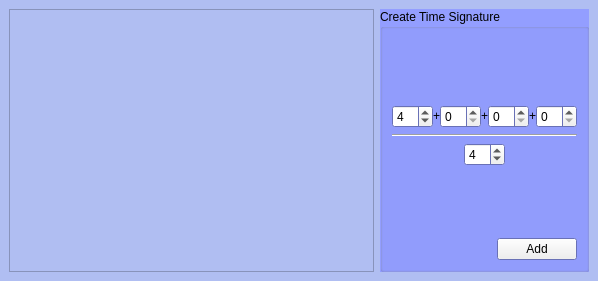
Qt form mscore/mscore/timedialog.ui (musescore/musescore-old) before a commit.
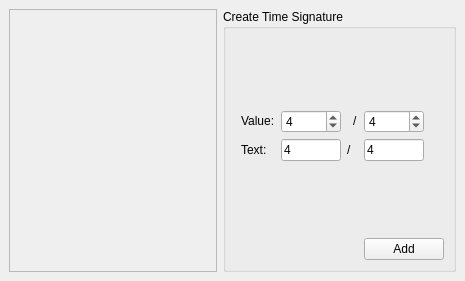
The same form after that commit.

Commit message: time dialog update

The edit to the form file:
```diff
--- a/mscore/mscore/timedialog.ui
+++ b/mscore/mscore/timedialog.ui
@@ -6,74 +6,10 @@
    <rect>
     <x>0</x>
     <y>0</y>
-    <width>598</width>
+    <width>465</width>
     <height>281</height>
    </rect>
   </property>
-  <property name="palette">
-   <palette>
-    <active>
-     <colorrole role="Base">
-      <brush brushstyle="SolidPattern">
-       <color alpha="255">
-        <red>255</red>
-        <green>255</green>
-        <blue>255</blue>
-       </color>
-      </brush>
-     </colorrole>
-     <colorrole role="Window">
-      <brush brushstyle="SolidPattern">
-       <color alpha="255">
-        <red>176</red>
-        <green>190</green>
-        <blue>242</blue>
-       </color>
-      </brush>
-     </colorrole>
-    </active>
-    <inactive>
-     <colorrole role="Base">
-      <brush brushstyle="SolidPattern">
-       <color alpha="255">
-        <red>255</red>
-        <green>255</green>
-        <blue>255</blue>
-       </color>
-      </brush>
-     </colorrole>
-     <colorrole role="Window">
-      <brush brushstyle="SolidPattern">
-       <color alpha="255">
-        <red>176</red>
-        <green>190</green>
-        <blue>242</blue>
-       </color>
-      </brush>
-     </colorrole>
-    </inactive>
-    <disabled>
-     <colorrole role="Base">
-      <brush brushstyle="SolidPattern">
-       <color alpha="255">
-        <red>176</red>
-        <green>190</green>
-        <blue>242</blue>
-       </color>
-      </brush>
-     </colorrole>
-     <colorrole role="Window">
-      <brush brushstyle="SolidPattern">
-       <color alpha="255">
-        <red>176</red>
-        <green>190</green>
-        <blue>242</blue>
-       </color>
-      </brush>
-     </colorrole>
-    </disabled>
-   </palette>
-  </property>
   <property name="windowTitle">
    <string>Form</string>
   </property>
@@ -103,284 +39,19 @@
    <item>
     <widget class="QGroupBox" name="groupBox">
      <property name="sizePolicy">
-      <sizepolicy hsizetype="Maximum" vsizetype="Preferred">
+      <sizepolicy hsizetype="Maximum" vsizetype="Expanding">
        <horstretch>0</horstretch>
        <verstretch>0</verstretch>
       </sizepolicy>
      </property>
-     <property name="palette">
-      <palette>
-       <active>
-        <colorrole role="Base">
-         <brush brushstyle="SolidPattern">
-          <color alpha="255">
-           <red>255</red>
-           <green>255</green>
-           <blue>255</blue>
-          </color>
-         </brush>
-        </colorrole>
-        <colorrole role="Window">
-         <brush brushstyle="SolidPattern">
-          <color alpha="255">
-           <red>147</red>
-           <green>158</green>
-           <blue>255</blue>
-          </color>
-         </brush>
-        </colorrole>
-       </active>
-       <inactive>
-        <colorrole role="Base">
-         <brush brushstyle="SolidPattern">
-          <color alpha="255">
-           <red>255</red>
-           <green>255</green>
-           <blue>255</blue>
-          </color>
-         </brush>
-        </colorrole>
-        <colorrole role="Window">
-         <brush brushstyle="SolidPattern">
-          <color alpha="255">
-           <red>147</red>
-           <green>158</green>
-           <blue>255</blue>
-          </color>
-         </brush>
-        </colorrole>
-       </inactive>
-       <disabled>
-        <colorrole role="Base">
-         <brush brushstyle="SolidPattern">
-          <color alpha="255">
-           <red>147</red>
-           <green>158</green>
-           <blue>255</blue>
-          </color>
-         </brush>
-        </colorrole>
-        <colorrole role="Window">
-         <brush brushstyle="SolidPattern">
-          <color alpha="255">
-           <red>147</red>
-           <green>158</green>
-           <blue>255</blue>
-          </color>
-         </brush>
-        </colorrole>
-       </disabled>
-      </palette>
-     </property>
      <property name="autoFillBackground">
       <bool>true</bool>
      </property>
      <property name="title">
       <string>Create Time Signature</string>
      </property>
-     <layout class="QVBoxLayout">
-      <property name="spacing">
-       <number>6</number>
-      </property>
-      <property name="margin">
-       <number>9</number>
-      </property>
-      <item>
-       <spacer>
-        <property name="orientation">
-         <enum>Qt::Vertical</enum>
-        </property>
-        <property name="sizeHint" stdset="0">
-         <size>
-          <width>20</width>
-          <height>31</height>
-         </size>
-        </property>
-       </spacer>
-      </item>
-      <item>
-       <layout class="QHBoxLayout">
-        <property name="spacing">
-         <number>0</number>
-        </property>
-        <property name="margin">
-         <number>0</number>
-        </property>
-        <item>
-         <widget class="QSpinBox" name="z1">
-          <property name="sizePolicy">
-           <sizepolicy hsizetype="Preferred" vsizetype="Fixed">
-            <horstretch>0</horstretch>
-            <verstretch>0</verstretch>
-           </sizepolicy>
-          </property>
-          <property name="minimum">
-           <number>1</number>
-          </property>
-          <property name="maximum">
-           <number>63</number>
-          </property>
-          <property name="value">
-           <number>4</number>
-          </property>
-         </widget>
-        </item>
-        <item>
-         <widget class="QLabel" name="label">
-          <property name="sizePolicy">
-           <sizepolicy hsizetype="Fixed" vsizetype="Fixed">
-            <horstretch>0</horstretch>
-            <verstretch>0</verstretch>
-           </sizepolicy>
-          </property>
-          <property name="text">
-           <string>+</string>
-          </property>
-         </widget>
-        </item>
-        <item>
-         <widget class="QSpinBox" name="z2">
-          <property name="sizePolicy">
-           <sizepolicy hsizetype="Preferred" vsizetype="Fixed">
-            <horstretch>0</horstretch>
-            <verstretch>0</verstretch>
-           </sizepolicy>
-          </property>
-          <property name="maximum">
-           <number>63</number>
-          </property>
-         </widget>
-        </item>
-        <item>
-         <widget class="QLabel" name="label_2">
-          <property name="sizePolicy">
-           <sizepolicy hsizetype="Fixed" vsizetype="Fixed">
-            <horstretch>0</horstretch>
-            <verstretch>0</verstretch>
-           </sizepolicy>
-          </property>
-          <property name="text">
-           <string>+</string>
-          </property>
-         </widget>
-        </item>
-        <item>
-         <widget class="QSpinBox" name="z3">
-          <property name="sizePolicy">
-           <sizepolicy hsizetype="Preferred" vsizetype="Fixed">
-            <horstretch>0</horstretch>
-            <verstretch>0</verstretch>
-           </sizepolicy>
-          </property>
-          <property name="maximum">
-           <number>63</number>
-          </property>
-         </widget>
-        </item>
-        <item>
-         <widget class="QLabel" name="label_3">
-          <property name="sizePolicy">
-           <sizepolicy hsizetype="Fixed" vsizetype="Fixed">
-            <horstretch>0</horstretch>
-            <verstretch>0</verstretch>
-           </sizepolicy>
-          </property>
-          <property name="text">
-           <string>+</string>
-          </property>
-         </widget>
-        </item>
-        <item>
-         <widget class="QSpinBox" name="z4">
-          <property name="sizePolicy">
-           <sizepolicy hsizetype="Preferred" vsizetype="Fixed">
-            <horstretch>0</horstretch>
-            <verstretch>0</verstretch>
-           </sizepolicy>
-          </property>
-          <property name="maximum">
-           <number>63</number>
-          </property>
-         </widget>
-        </item>
-       </layout>
-      </item>
-      <item>
-       <widget class="Line" name="line">
-        <property name="orientation">
-         <enum>Qt::Horizontal</enum>
-        </property>
-       </widget>
-      </item>
-      <item>
-       <layout class="QHBoxLayout">
-        <property name="spacing">
-         <number>2</number>
-        </property>
-        <property name="margin">
-         <number>0</number>
-        </property>
-        <item>
-         <spacer>
-          <property name="orientation">
-           <enum>Qt::Horizontal</enum>
-          </property>
-          <property name="sizeHint" stdset="0">
-           <size>
-            <width>40</width>
-            <height>20</height>
-           </size>
-          </property>
-         </spacer>
-        </item>
-        <item>
-         <widget class="QSpinBox" name="n">
-          <property name="sizePolicy">
-           <sizepolicy hsizetype="Preferred" vsizetype="Fixed">
-            <horstretch>0</horstretch>
-            <verstretch>0</verstretch>
-           </sizepolicy>
-          </property>
-          <property name="minimum">
-           <number>1</number>
-          </property>
-          <property name="maximum">
-           <number>63</number>
-          </property>
-          <property name="value">
-           <number>4</number>
-          </property>
-         </widget>
-        </item>
-        <item>
-         <spacer>
-          <property name="orientation">
-           <enum>Qt::Horizontal</enum>
-          </property>
-          <property name="sizeHint" stdset="0">
-           <size>
-            <width>40</width>
-            <height>20</height>
-           </size>
-          </property>
-         </spacer>
-        </item>
-       </layout>
-      </item>
-      <item>
-       <spacer>
-        <property name="orientation">
-         <enum>Qt::Vertical</enum>
-        </property>
-        <property name="sizeHint" stdset="0">
-         <size>
-          <width>20</width>
-          <height>40</height>
-         </size>
-        </property>
-       </spacer>
-      </item>
-      <item>
+     <layout class="QGridLayout" name="gridLayout_2">
+      <item row="6" column="0" colspan="2">
        <layout class="QHBoxLayout">
         <property name="spacing">
          <number>6</number>
@@ -388,31 +59,190 @@
         <property name="margin">
          <number>0</number>
         </property>
-        <item>
-         <spacer>
-          <property name="orientation">
-           <enum>Qt::Horizontal</enum>
-          </property>
-          <property name="sizeHint" stdset="0">
-           <size>
-            <width>40</width>
-            <height>20</height>
-           </size>
-          </property>
-         </spacer>
-        </item>
-        <item>
-         <widget class="QPushButton" name="addButton">
-          <property name="toolTip">
-           <string>add time signature to palette</string>
-          </property>
-          <property name="text">
-           <string>Add</string>
-          </property>
-         </widget>
-        </item>
        </layout>
       </item>
+      <item row="2" column="4" colspan="2">
+       <widget class="QLabel" name="label_8">
+        <property name="sizePolicy">
+         <sizepolicy hsizetype="Fixed" vsizetype="Fixed">
+          <horstretch>0</horstretch>
+          <verstretch>0</verstretch>
+         </sizepolicy>
+        </property>
+        <property name="text">
+         <string>/</string>
+        </property>
+       </widget>
+      </item>
+      <item row="4" column="3">
+       <spacer name="verticalSpacer">
+        <property name="orientation">
+         <enum>Qt::Vertical</enum>
+        </property>
+        <property name="sizeHint" stdset="0">
+         <size>
+          <width>20</width>
+          <height>40</height>
+         </size>
+        </property>
+       </spacer>
+      </item>
+      <item row="2" column="3">
+       <widget class="QLineEdit" name="zText">
+        <property name="sizePolicy">
+         <sizepolicy hsizetype="Preferred" vsizetype="Fixed">
+          <horstretch>0</horstretch>
+          <verstretch>0</verstretch>
+         </sizepolicy>
+        </property>
+        <property name="maximumSize">
+         <size>
+          <width>60</width>
+          <height>16777215</height>
+         </size>
+        </property>
+        <property name="text">
+         <string>4</string>
+        </property>
+       </widget>
+      </item>
+      <item row="0" column="3">
+       <spacer name="verticalSpacer_2">
+        <property name="orientation">
+         <enum>Qt::Vertical</enum>
+        </property>
+        <property name="sizeHint" stdset="0">
+         <size>
+          <width>20</width>
+          <height>40</height>
+         </size>
+        </property>
+       </spacer>
+      </item>
+      <item row="5" column="6" colspan="2">
+       <widget class="QPushButton" name="addButton">
+        <property name="sizePolicy">
+         <sizepolicy hsizetype="Preferred" vsizetype="Fixed">
+          <horstretch>0</horstretch>
+          <verstretch>0</verstretch>
+         </sizepolicy>
+        </property>
+        <property name="toolTip">
+         <string>add time signature to palette</string>
+        </property>
+        <property name="text">
+         <string>Add</string>
+        </property>
+       </widget>
+      </item>
+      <item row="1" column="3">
+       <widget class="QSpinBox" name="zNominal">
+        <property name="sizePolicy">
+         <sizepolicy hsizetype="Preferred" vsizetype="Fixed">
+          <horstretch>0</horstretch>
+          <verstretch>0</verstretch>
+         </sizepolicy>
+        </property>
+        <property name="maximumSize">
+         <size>
+          <width>60</width>
+          <height>16777215</height>
+         </size>
+        </property>
+        <property name="minimum">
+         <number>1</number>
+        </property>
+        <property name="maximum">
+         <number>999999</number>
+        </property>
+        <property name="value">
+         <number>4</number>
+        </property>
+       </widget>
+      </item>
+      <item row="1" column="1">
+       <widget class="QLabel" name="label_7">
+        <property name="sizePolicy">
+         <sizepolicy hsizetype="Preferred" vsizetype="Fixed">
+          <horstretch>0</horstretch>
+          <verstretch>0</verstretch>
+         </sizepolicy>
+        </property>
+        <property name="text">
+         <string>Value:</string>
+        </property>
+       </widget>
+      </item>
+      <item row="1" column="5">
+       <widget class="QLabel" name="label_9">
+        <property name="sizePolicy">
+         <sizepolicy hsizetype="Preferred" vsizetype="Fixed">
+          <horstretch>0</horstretch>
+          <verstretch>0</verstretch>
+         </sizepolicy>
+        </property>
+        <property name="text">
+         <string>/</string>
+        </property>
+       </widget>
+      </item>
+      <item row="1" column="6">
+       <widget class="QSpinBox" name="nNominal">
+        <property name="sizePolicy">
+         <sizepolicy hsizetype="Preferred" vsizetype="Fixed">
+          <horstretch>0</horstretch>
+          <verstretch>0</verstretch>
+         </sizepolicy>
+        </property>
+        <property name="maximumSize">
+         <size>
+          <width>60</width>
+          <height>16777215</height>
+         </size>
+        </property>
+        <property name="minimum">
+         <number>1</number>
+        </property>
+        <property name="maximum">
+         <number>1024</number>
+        </property>
+        <property name="value">
+         <number>4</number>
+        </property>
+       </widget>
+      </item>
+      <item row="2" column="6">
+       <widget class="QLineEdit" name="nText">
+        <property name="sizePolicy">
+         <sizepolicy hsizetype="Preferred" vsizetype="Fixed">
+          <horstretch>0</horstretch>
+          <verstretch>0</verstretch>
+         </sizepolicy>
+        </property>
+        <property name="maximumSize">
+         <size>
+          <width>60</width>
+          <height>16777215</height>
+         </size>
+        </property>
+        <property name="text">
+         <string>4</string>
+        </property>
+       </widget>
+      </item>
+      <item row="2" column="1">
+       <widget class="QLabel" name="label_3">
+        <property name="sizePolicy">
+         <sizepolicy hsizetype="Preferred" vsizetype="Fixed">
+          <horstretch>0</horstretch>
+          <verstretch>0</verstretch>
+         </sizepolicy>
+        </property>
+        <property name="text">
+         <string>Text:</string>
+        </property>
+       </widget>
+      </item>
      </layout>
     </widget>
    </item>
```
The commit also changes 2 other files.
